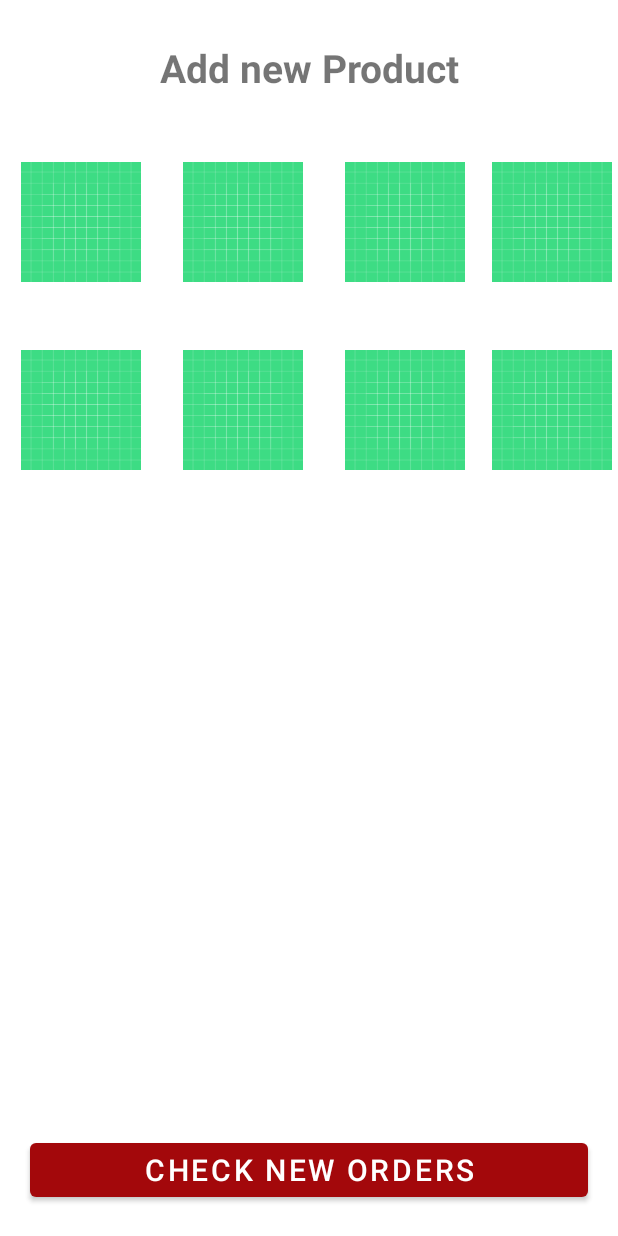
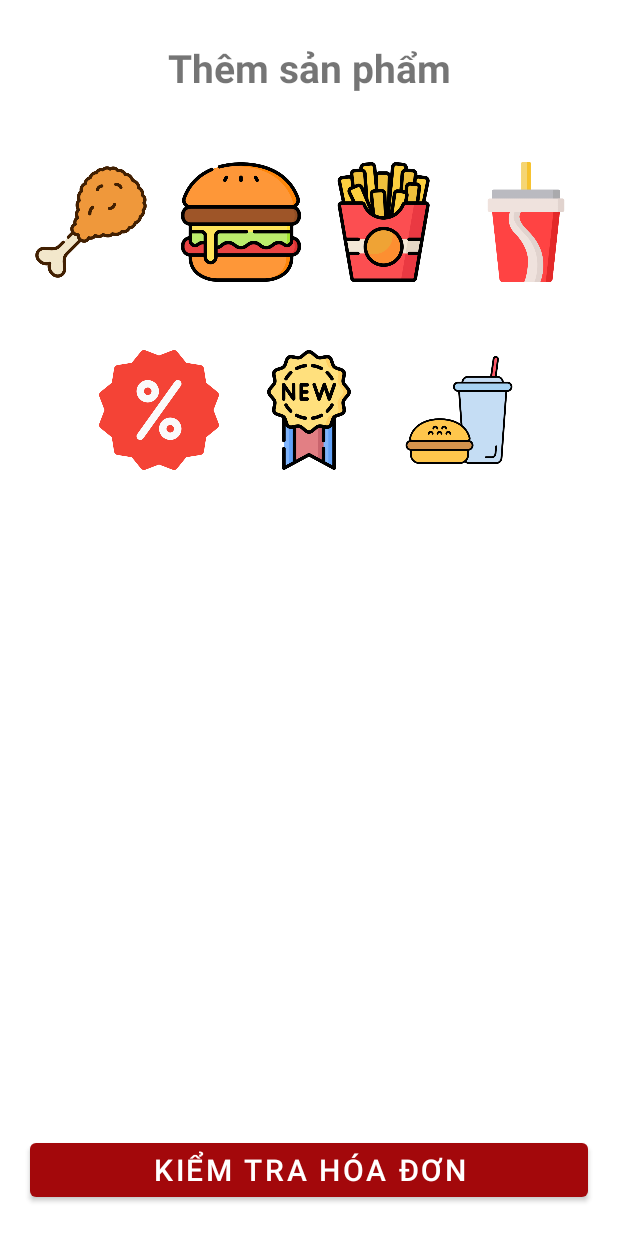
Before and after one commit to taingo321/QuanLyCuaHangKFC, an Android app: the AdminCategoryActivity screen opened directly, with no data from a screen before it, on a phone screen of 412 x 824 dp. Run offline under Robolectric (Android 15) with nearby library versions, the phone set to English and light mode, and no system bars.

Commit message:
Updating Product Categories
- Update Add New Product Icons

- In Progress for Categories Lists

```diff
--- a/app/src/main/java/com/example/testorder/AdminCategoryActivity.java
+++ b/app/src/main/java/com/example/testorder/AdminCategoryActivity.java
@@ -10,8 +10,8 @@ import android.widget.ImageView;
 
 public class AdminCategoryActivity extends AppCompatActivity {
 
-    private ImageView t_shirts, sports_t_shirts, female_dresses, sweaters,
-            glasses, purses_bags, hats, shoes;
+    private ImageView chickens, burgers_rices_spaghetties, snacks, drinks_deserts,
+            speacial_offers, brand_new, combos;
 
     private Button check_orders;
 
@@ -20,14 +20,14 @@ public class AdminCategoryActivity extends AppCompatActivity {
         super.onCreate(savedInstanceState);
         setContentView(R.layout.activity_admin_category);
 
-        t_shirts = findViewById(R.id.t_shirts);
-        sports_t_shirts = findViewById(R.id.sports_t_shirts);
-        female_dresses = findViewById(R.id.female_dresses);
-        sweaters = findViewById(R.id.sweaters);
-        glasses = findViewById(R.id.glasses);
-        purses_bags = findViewById(R.id.purses_bags);
-        hats = findViewById(R.id.hats);
-        shoes = findViewById(R.id.shoes);
+        chickens = findViewById(R.id.chickens);
+        burgers_rices_spaghetties = findViewById(R.id.burgers_rices_spaghetties);
+        snacks = findViewById(R.id.snacks);
+        drinks_deserts = findViewById(R.id.drinks_deserts);
+        speacial_offers = findViewById(R.id.speacial_offers);
+        brand_new = findViewById(R.id.brand_new);
+        combos = findViewById(R.id.combos);
+
         check_orders = findViewById(R.id.check_orders);
 
         check_orders.setOnClickListener(new View.OnClickListener() {
@@ -39,74 +39,65 @@ public class AdminCategoryActivity extends AppCompatActivity {
             }
         });
 
-        t_shirts.setOnClickListener(new View.OnClickListener() {
+        chickens.setOnClickListener(new View.OnClickListener() {
             @Override
             public void onClick(View v) {
                 Intent intent = new Intent(AdminCategoryActivity.this, AdminAddNewProductActivity.class);
-                intent.putExtra("category", "tShirts");
+                intent.putExtra("category", "chickens");
                 startActivity(intent);
             }
         });
 
-        sports_t_shirts.setOnClickListener(new View.OnClickListener() {
+        burgers_rices_spaghetties.setOnClickListener(new View.OnClickListener() {
             @Override
             public void onClick(View v) {
                 Intent intent = new Intent(AdminCategoryActivity.this, AdminAddNewProductActivity.class);
-                intent.putExtra("category", "Sports tShirts");
+                intent.putExtra("category", "burgers_rices_spaghetties");
                 startActivity(intent);
             }
         });
 
-        female_dresses.setOnClickListener(new View.OnClickListener() {
+        snacks.setOnClickListener(new View.OnClickListener() {
             @Override
             public void onClick(View v) {
                 Intent intent = new Intent(AdminCategoryActivity.this, AdminAddNewProductActivity.class);
-                intent.putExtra("category", "Female Dresses");
+                intent.putExtra("category", "snacks");
                 startActivity(intent);
             }
         });
 
-        sweaters.setOnClickListener(new View.OnClickListener() {
+        drinks_deserts.setOnClickListener(new View.OnClickListener() {
             @Override
             public void onClick(View v) {
                 Intent intent = new Intent(AdminCategoryActivity.this, AdminAddNewProductActivity.class);
-                intent.putExtra("category", "Sweaters");
+                intent.putExtra("category", "drinks_deserts");
                 startActivity(intent);
             }
         });
 
-        glasses.setOnClickListener(new View.OnClickListener() {
+        speacial_offers.setOnClickListener(new View.OnClickListener() {
             @Override
             public void onClick(View v) {
                 Intent intent = new Intent(AdminCategoryActivity.this, AdminAddNewProductActivity.class);
-                intent.putExtra("category", "Glasses");
+                intent.putExtra("category", "speacial_offers");
                 startActivity(intent);
             }
         });
 
-        purses_bags.setOnClickListener(new View.OnClickListener() {
+        brand_new.setOnClickListener(new View.OnClickListener() {
             @Override
             public void onClick(View v) {
                 Intent intent = new Intent(AdminCategoryActivity.this, AdminAddNewProductActivity.class);
-                intent.putExtra("category", "Purses Bags");
+                intent.putExtra("category", "brand_new");
                 startActivity(intent);
             }
         });
 
-        hats.setOnClickListener(new View.OnClickListener() {
+        combos.setOnClickListener(new View.OnClickListener() {
             @Override
             public void onClick(View v) {
                 Intent intent = new Intent(AdminCategoryActivity.this, AdminAddNewProductActivity.class);
-                intent.putExtra("category", "Hats");
-                startActivity(intent);
-            }
-        });
-
-        shoes.setOnClickListener(new View.OnClickListener() {
-            @Override
-            public void onClick(View v) {
-                Intent intent = new Intent(AdminCategoryActivity.this, AdminAddNewProductActivity.class);
-                intent.putExtra("category", "Shoes");
+                intent.putExtra("category", "combos");
                 startActivity(intent);
             }
         });
--- a/app/src/main/java/com/example/testorder/Fragment/AllFragment.java
+++ b/app/src/main/java/com/example/testorder/Fragment/AllFragment.java
@@ -59,12 +59,12 @@ public class AllFragment extends Fragment {
     private DatabaseReference ProductsRef;
     private RecyclerView recyclerView;
     RecyclerView.LayoutManager layoutManager;
-    private FloatingActionButton fabCart, logout, profile, orders;
+
 
     @Override
     public View onCreateView(LayoutInflater inflater, ViewGroup container,
                              Bundle savedInstanceState) {
-        // Inflate the layout for this fragment
+
         View v = inflater.inflate(R.layout.fragment_all, container, false);
 
         ProductsRef = FirebaseDatabase.getInstance().getReference().child("Products");
@@ -111,7 +111,5 @@ public class AllFragment extends Fragment {
         };
         recyclerView.setAdapter(adapter);
         adapter.startListening();
-
-
     }
 }
--- a/app/src/main/java/com/example/testorder/HomeActivity.java
+++ b/app/src/main/java/com/example/testorder/HomeActivity.java
@@ -64,10 +64,6 @@ public class HomeActivity extends AppCompatActivity {
                 return true;
             }
         });
-
-
-
-
     }
 
     private void loadFragment (Fragment fragment) {
--- a/app/src/main/res/layout/activity_admin_category.xml
+++ b/app/src/main/res/layout/activity_admin_category.xml
@@ -14,7 +14,7 @@
         android:layout_alignParentTop="true"
         android:layout_centerHorizontal="true"
         android:layout_marginTop="27dp"
-        android:text="Add new Product"
+        android:text="Thêm sản phẩm"
         android:textAlignment="center"
         android:textSize="26sp"
         android:textStyle="bold"/>
@@ -30,28 +30,28 @@
         android:layout_marginTop="45dp">
 
         <ImageView
-            android:id="@+id/t_shirts"
-            android:layout_width="wrap_content"
+            android:id="@+id/chickens"
+            android:layout_width="100dp"
             android:layout_height="80dp"
-            android:src="@drawable/ic_launcher_background"/>
+            android:src="@drawable/fried_chicken_icon"/>
 
         <ImageView
-            android:id="@+id/sports_t_shirts"
-            android:layout_width="wrap_content"
+            android:id="@+id/burgers_rices_spaghetties"
+            android:layout_width="100dp"
             android:layout_height="80dp"
-            android:src="@drawable/ic_launcher_background"/>
+            android:src="@drawable/burger_icon"/>
 
         <ImageView
-            android:id="@+id/female_dresses"
-            android:layout_width="wrap_content"
+            android:id="@+id/snacks"
+            android:layout_width="90dp"
             android:layout_height="80dp"
-            android:src="@drawable/ic_launcher_background"/>
+            android:src="@drawable/snack_icon"/>
 
         <ImageView
-            android:id="@+id/sweaters"
-            android:layout_width="wrap_content"
+            android:id="@+id/drinks_deserts"
+            android:layout_width="100dp"
             android:layout_height="80dp"
-            android:src="@drawable/ic_launcher_background"/>
+            android:src="@drawable/drinks_icon"/>
 
 
 
@@ -67,28 +67,22 @@
         android:layout_marginTop="45dp">
 
         <ImageView
-            android:id="@+id/glasses"
-            android:layout_width="wrap_content"
+            android:id="@+id/speacial_offers"
+            android:layout_width="100dp"
             android:layout_height="80dp"
-            android:src="@drawable/ic_launcher_background"/>
+            android:src="@drawable/special_offers_icon"/>
 
         <ImageView
-            android:id="@+id/purses_bags"
-            android:layout_width="wrap_content"
+            android:id="@+id/brand_new"
+            android:layout_width="100dp"
             android:layout_height="80dp"
-            android:src="@drawable/ic_launcher_background"/>
+            android:src="@drawable/brand_new_icon"/>
 
         <ImageView
-            android:id="@+id/hats"
-            android:layout_width="wrap_content"
+            android:id="@+id/combos"
+            android:layout_width="100dp"
             android:layout_height="80dp"
-            android:src="@drawable/ic_launcher_background"/>
-
-        <ImageView
-            android:id="@+id/shoes"
-            android:layout_width="wrap_content"
-            android:layout_height="80dp"
-            android:src="@drawable/ic_launcher_background"/>
+            android:src="@drawable/combo_icon"/>
     </LinearLayout>
 
     <Button
@@ -97,7 +91,7 @@
         android:layout_height="wrap_content"
         android:layout_alignParentBottom="true"
         android:layout_margin="20dp"
-        android:text="Check New Orders"
+        android:text="Kiểm tra hóa đơn"
         android:textSize="20sp"/>
 
 </RelativeLayout>
--- a/app/src/main/res/layout/fragment_all.xml
+++ b/app/src/main/res/layout/fragment_all.xml
@@ -20,6 +20,6 @@
         android:id="@+id/recycler_menu"
         android:layout_width="match_parent"
         android:layout_height="match_parent"
-        android:nestedScrollingEnabled="false" />
+        android:nestedScrollingEnabled="false"/>
 
 </androidx.appcompat.widget.LinearLayoutCompat>
```
Also changed, not shown: app/src/main/java/com/example/testorder/AdminAddNewProductActivity.java (+16 -15 lines), app/src/main/res/layout/fragment_ga_ran.xml (+15 -5 lines), app/src/main/res/drawable/brand_new_icon.png (added), app/src/main/res/drawable/burger_icon.png (added), app/src/main/res/drawable/combo_icon.png (added), app/src/main/res/drawable/drinks_icon.png (added), app/src/main/res/drawable/fried_chicken_icon.png (added), app/src/main/res/drawable/snack_icon.png (added), app/src/main/res/drawable/special_offers_icon.png (added).
